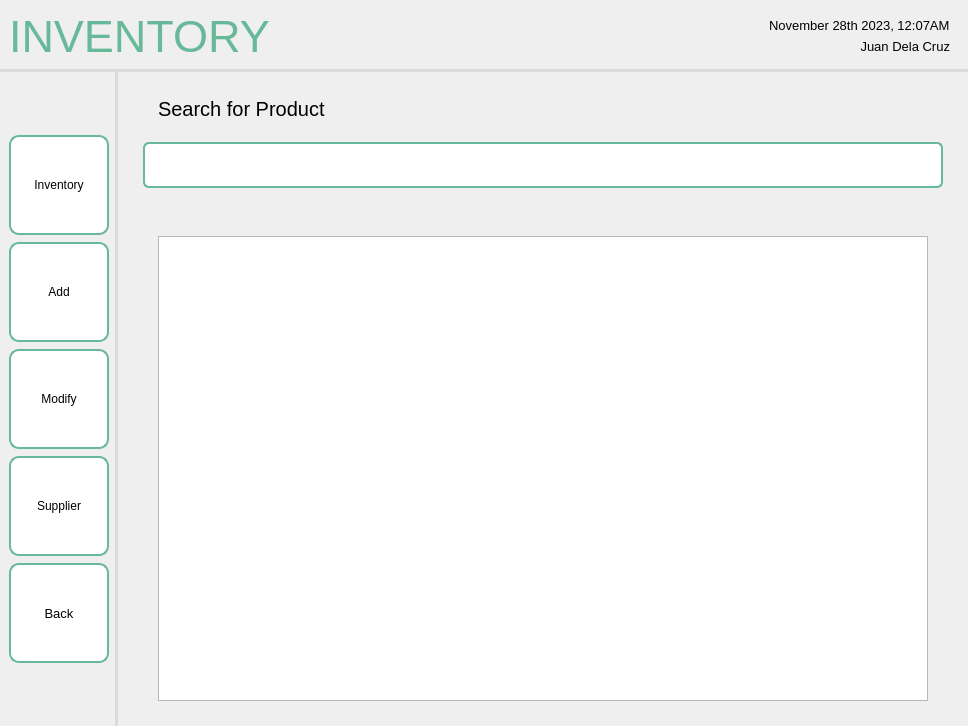
This is screens/ui/admin_ui/admin_inventory/inventoryViewProduct.ui in sehae/POS-with-Inventory-System as Qt 5 draws it before an edit. The edited form follows.
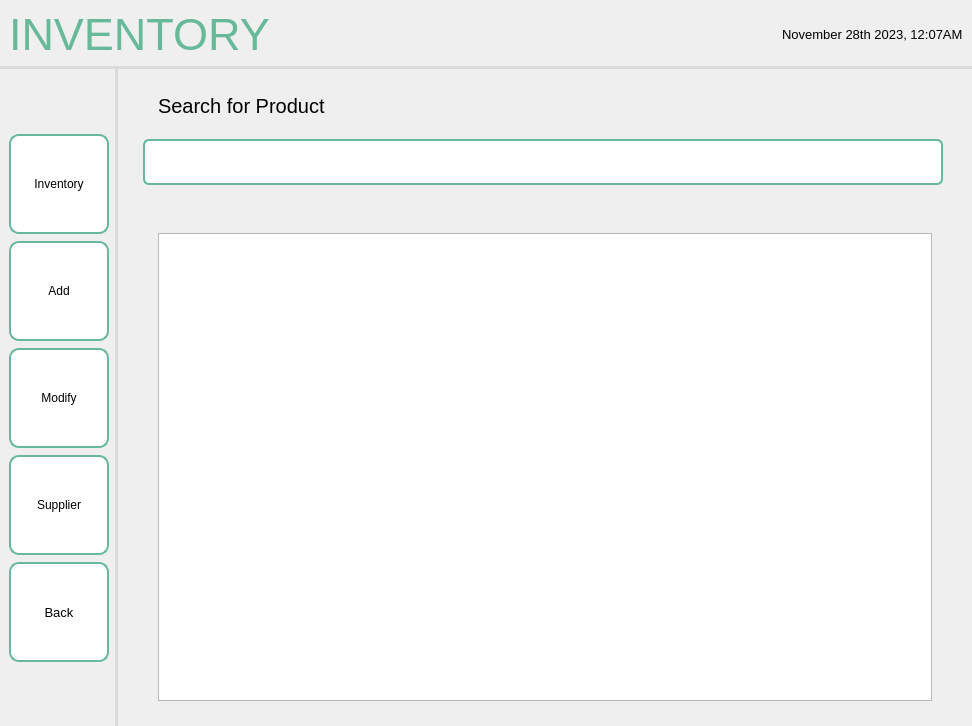
This is the edited form. Icons and pictures are not drawn.

What changed in the file:
```diff
--- a/screens/ui/admin_ui/admin_inventory/inventoryViewProduct.ui
+++ b/screens/ui/admin_ui/admin_inventory/inventoryViewProduct.ui
@@ -6,7 +6,7 @@
    <rect>
     <x>0</x>
     <y>0</y>
-    <width>968</width>
+    <width>972</width>
     <height>726</height>
    </rect>
   </property>
@@ -354,9 +354,6 @@
            </spacer>
           </item>
           <item>
-           <widget class="QFrame" name="frame_2">
-            <layout class="QVBoxLayout" name="verticalLayout">
-             <item>
               <widget class="QLabel" name="label_2">
                <property name="font">
                 <font>
@@ -371,29 +368,6 @@
                <property name="text">
                 <string>November 28th 2023, 12:07AM</string>
                </property>
-              </widget>
-             </item>
-             <item>
-              <widget class="QLabel" name="label_3">
-               <property name="font">
-                <font>
-                 <pointsize>10</pointsize>
-                </font>
-               </property>
-               <property name="styleSheet">
-                <string notr="true">QLabel {
-    color: black;
-}</string>
-               </property>
-               <property name="text">
-                <string>Juan Dela Cruz</string>
-               </property>
-               <property name="alignment">
-                <set>Qt::AlignRight|Qt::AlignTrailing|Qt::AlignVCenter</set>
-               </property>
-              </widget>
-             </item>
-            </layout>
            </widget>
           </item>
          </layout>
```
Lines whose indentation alone changed are shown as unchanged.
